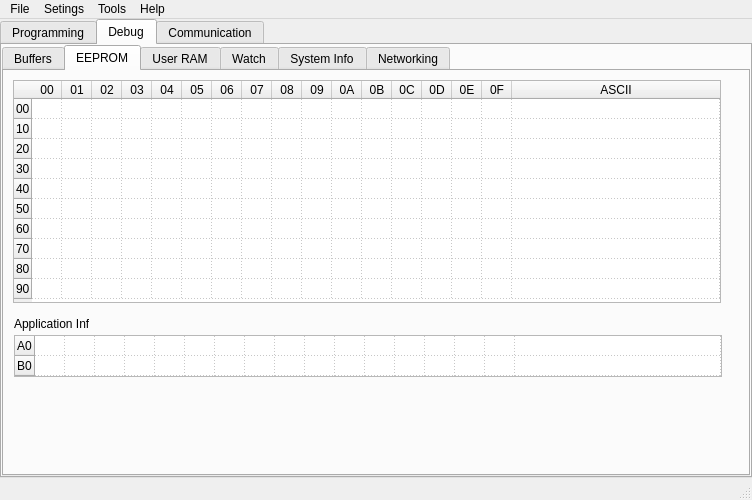
Above: IDE/iqrf_ide/mainwindow.ui from nandra/IDE before the change. Below: the same form after it.
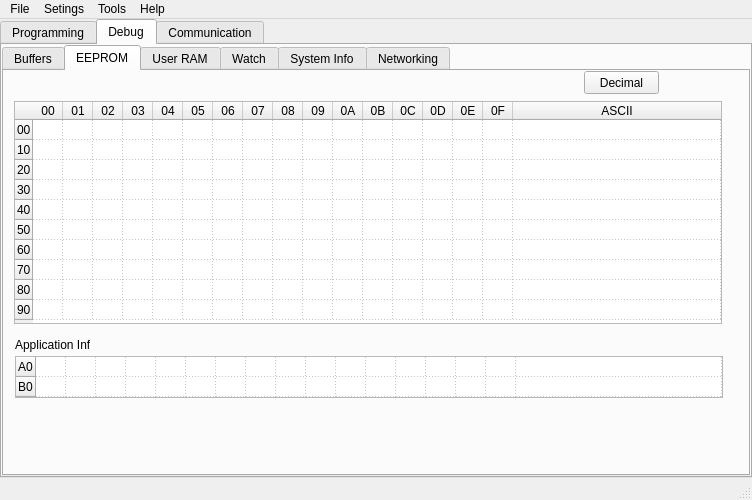
That is the form after the change. The open tabs and pages were chosen to show the change. Icons and pictures are not drawn.

What changed in the file:
```diff
--- a/IDE/iqrf_ide/mainwindow.ui
+++ b/IDE/iqrf_ide/mainwindow.ui
@@ -1281,8 +1281,8 @@
            <widget class="QTableWidget" name="tableWidget_4">
             <property name="geometry">
              <rect>
-              <x>9</x>
-              <y>9</y>
+              <x>10</x>
+              <y>30</y>
               <width>708</width>
               <height>223</height>
              </rect>
@@ -1462,8 +1462,8 @@
            <widget class="QLabel" name="label_6">
             <property name="geometry">
              <rect>
-              <x>10</x>
-              <y>245</y>
+              <x>11</x>
+              <y>266</y>
               <width>75</width>
               <height>16</height>
              </rect>
@@ -1475,8 +1475,8 @@
            <widget class="QTableWidget" name="tableWidget_5">
             <property name="geometry">
              <rect>
-              <x>10</x>
-              <y>264</y>
+              <x>11</x>
+              <y>285</y>
               <width>708</width>
               <height>42</height>
              </rect>
@@ -1625,6 +1625,19 @@
              </property>
             </column>
            </widget>
+           <widget class="QPushButton" name="pushButton_4">
+            <property name="geometry">
+             <rect>
+              <x>580</x>
+              <y>0</y>
+              <width>75</width>
+              <height>23</height>
+             </rect>
+            </property>
+            <property name="text">
+             <string>Decimal</string>
+            </property>
+           </widget>
           </widget>
           <widget class="QWidget" name="tab_5">
            <attribute name="title">
```
Left out of the diff: 57 changed lines with no effect on the pictures.
